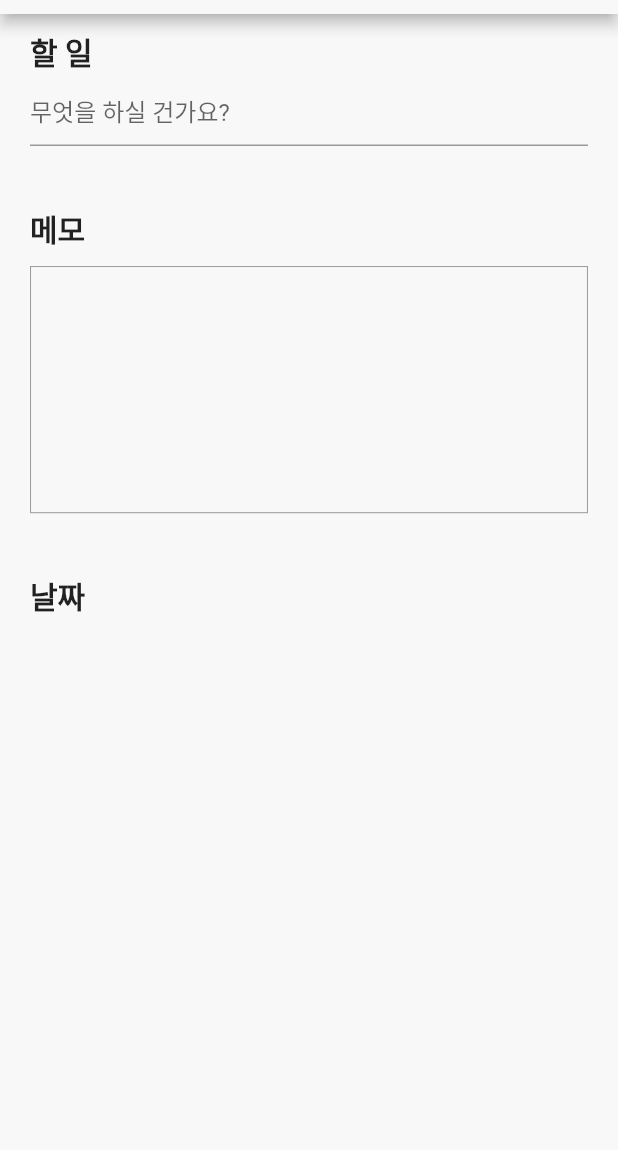
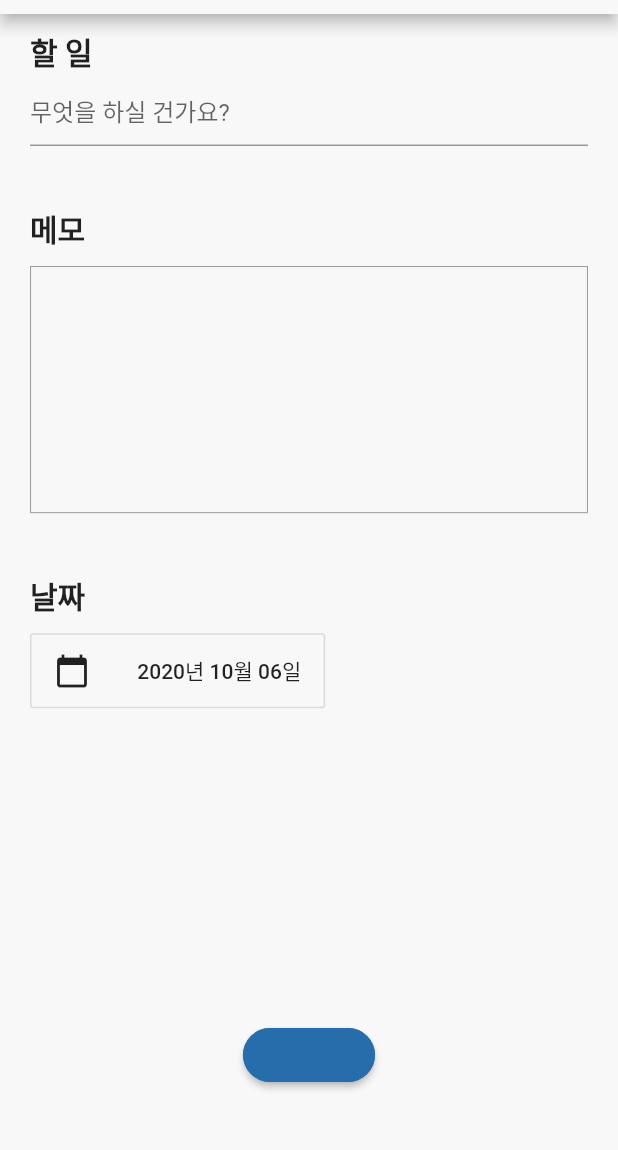
Before and after one commit to YunjiNam/flutter_todoList, a Flutter app: the TodoAdd screen opened directly, on a phone screen of 412 x 824 dp, the part 70-1220 px from its top. Run offline on Flutter 3.47's test engine with Material 2 defaults, Android fonts, the phone set to English and light mode, and no system bars; our stand-ins replace bloc, equatable, flutter_bloc, pull_to_refresh.

```diff
--- a/lib/todo_add.dart
+++ b/lib/todo_add.dart
@@ -98,6 +98,43 @@ class _TodoAddState extends State<TodoAdd> {
                           fontWeight: FontWeight.bold,
                         )),
                   ),
+                  OutlineButton(
+                    child: Container(
+                      width: MediaQuery.of(context).size.width / 2.5,
+                      height: 50,
+                      child: Row(
+                        mainAxisAlignment: MainAxisAlignment.spaceBetween,
+                        children: [
+                          Icon(Icons.calendar_today),
+                          Text(formattedDate),
+                        ],
+                      ),
+                    ),
+                    onPressed: () {
+                      // _selectDate(context, state);
+                    },
+                  ),
+                  SizedBox(
+                    height: 40,
+                  ),
+                  Expanded(
+                    child: Container(),
+                  ),
+                  Padding(
+                    padding: const EdgeInsets.only(bottom: 50),
+                    child: Center(
+                      child: RaisedButton(
+                        shape: RoundedRectangleBorder(
+                          borderRadius: new BorderRadius.circular(30.0),
+                          side: BorderSide(color: Color(0xFF266DAC)),
+                        ),
+                        color: Color(0xFF266DAC),
+                        onPressed: () {
+
+                        },
+                      ),
+                    ),
+                  ),
                 ],
               ),
             ),
--- a/pubspec.yaml
+++ b/pubspec.yaml
@@ -26,6 +26,7 @@ dependencies:
   flutter_bloc: ^2.0.0
   equatable: ^0.2.0
   intl: ^0.16.1
+  pull_to_refresh: ^1.1.6
 
 
   # The following adds the Cupertino Icons font to your application.
```
Also changed, not shown: lib/todo_list.dart (+34 -12 lines), pubspec.lock.
